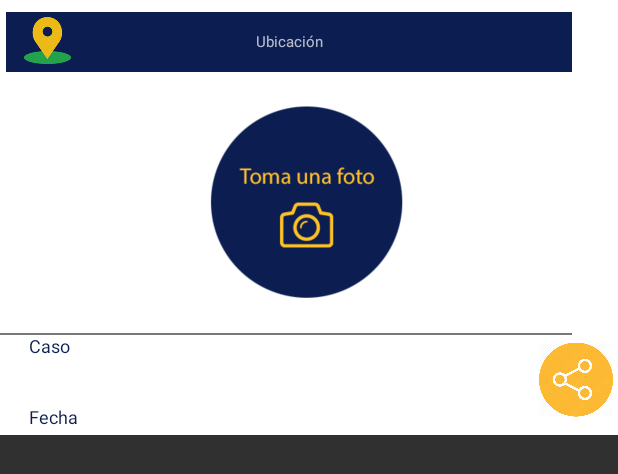
After one commit to darwinjoel13/AppDenunciar, an Android app: the layout denuncia_view.xml on its own in the app's theme, with its tools: preview values and no code run, on a phone screen of 412 x 824 dp. The commit adds this screen. Shown: the top 474 px of the screen. Run offline under Robolectric (Android 15) with nearby library versions, the phone set to English and light mode, and no system bars.

Commit message:
New Denuncia

```diff
--- a/app/build.gradle
+++ b/app/build.gradle
@@ -37,5 +37,9 @@ dependencies {
     implementation 'com.google.firebase:firebase-storage:15.0.0'
     implementation 'com.google.firebase:firebase-firestore:15.0.0'
     implementation 'com.google.android.gms:play-services-location:15.0.1'
+    implementation 'com.github.bumptech.glide:glide:4.0.0'
+    annotationProcessor 'com.github.bumptech.glide:compiler:4.0.0'
+    implementation 'com.android.support:recyclerview-v7:27.1.1'
+    implementation 'com.android.support:cardview-v7:27.+'
 }
 apply plugin: 'com.google.gms.google-services'
--- /dev/null
+++ b/app/src/main/res/layout/denuncia_view.xml
@@ -0,0 +1,104 @@
+<?xml version="1.0" encoding="utf-8"?>
+<android.support.constraint.ConstraintLayout xmlns:android="http://schemas.android.com/apk/res/android"
+    xmlns:app="http://schemas.android.com/apk/res-auto"
+    xmlns:tools="http://schemas.android.com/tools"
+    android:layout_width="match_parent"
+    android:layout_height="290dp"
+    android:background="#fff"
+    tools:layout_editor_absoluteY="25dp">
+
+
+    <ImageView
+        android:id="@+id/imgDenuncia"
+        android:padding="20dp"
+        android:layout_width="377dp"
+        android:layout_height="174dp"
+        android:layout_marginEnd="8dp"
+        android:layout_marginStart="8dp"
+        app:layout_constraintEnd_toEndOf="parent"
+        app:layout_constraintHorizontal_bias="0.444"
+        app:layout_constraintStart_toStartOf="parent"
+        app:layout_constraintTop_toBottomOf="@+id/txtUbicacion"
+        app:srcCompat="@drawable/placeholder_photo_circular" />
+
+    <TextView
+        android:id="@+id/txtUbicacion"
+        android:layout_width="377dp"
+        android:layout_height="40dp"
+        android:layout_marginEnd="8dp"
+        android:layout_marginStart="4dp"
+        android:layout_marginTop="8dp"
+        android:background="#0b1d51"
+        android:gravity="center"
+        android:text="Ubicación"
+        android:textSize="10sp"
+        app:layout_constraintEnd_toEndOf="parent"
+        app:layout_constraintHorizontal_bias="0.0"
+        app:layout_constraintStart_toStartOf="parent"
+        app:layout_constraintTop_toTopOf="parent" />
+
+    <ImageView
+        android:id="@+id/imageView3"
+        android:layout_width="31dp"
+        android:layout_height="38dp"
+        android:layout_marginEnd="8dp"
+        android:layout_marginStart="12dp"
+        android:layout_marginTop="8dp"
+        app:layout_constraintEnd_toEndOf="@+id/txtUbicacion"
+        app:layout_constraintHorizontal_bias="0.0"
+        app:layout_constraintStart_toStartOf="@+id/txtUbicacion"
+        app:layout_constraintTop_toTopOf="parent"
+        app:srcCompat="@drawable/pin" />
+
+    <TextView
+        android:id="@+id/txtDescripcion"
+        android:paddingLeft="5dp"
+        android:layout_width="328dp"
+        android:layout_height="39dp"
+        android:layout_marginEnd="8dp"
+        android:layout_marginStart="4dp"
+        android:text="Caso"
+        android:textColor="#0b1d51"
+        android:textSize="12sp"
+        app:layout_constraintEnd_toStartOf="@+id/imgShare"
+        app:layout_constraintStart_toStartOf="parent"
+        app:layout_constraintTop_toBottomOf="@+id/imgDenuncia" />
+
+    <TextView
+        android:id="@+id/txtFecha"
+        android:paddingLeft="5dp"
+        android:layout_width="328dp"
+        android:layout_height="14dp"
+        android:layout_marginEnd="8dp"
+        android:layout_marginStart="4dp"
+        android:layout_marginTop="8dp"
+        android:text="Fecha"
+        android:textColor="#0b1d51"
+        android:textSize="12sp"
+        app:layout_constraintEnd_toStartOf="@+id/imgShare"
+        app:layout_constraintStart_toStartOf="parent"
+        app:layout_constraintTop_toBottomOf="@+id/txtDescripcion" />
+
+    <TextView
+        android:id="@+id/textView3"
+        android:layout_width="381dp"
+        android:layout_height="1dp"
+        android:layout_marginEnd="8dp"
+        android:background="#777"
+        android:text=""
+        app:layout_constraintEnd_toEndOf="parent"
+        app:layout_constraintHorizontal_bias="0.0"
+        app:layout_constraintStart_toStartOf="parent"
+        app:layout_constraintTop_toBottomOf="@+id/imgDenuncia" />
+
+    <ImageView
+        android:id="@+id/imgShare"
+        android:layout_width="49dp"
+        android:layout_height="62dp"
+        android:layout_marginStart="8dp"
+        app:layout_constraintEnd_toEndOf="parent"
+        app:layout_constraintHorizontal_bias="0.99"
+        app:layout_constraintStart_toStartOf="parent"
+        app:layout_constraintTop_toBottomOf="@+id/imgDenuncia"
+        app:srcCompat="@drawable/share" />
+</android.support.constraint.ConstraintLayout>
```
Also changed, not shown: app/src/main/java/com/djes/altice/appdenunciar/Denuncia.java (added, +69 -0 lines), app/src/main/java/com/djes/altice/appdenunciar/DenunciaRecyclerAdapter.java (added, +110 -0 lines), app/src/main/java/com/djes/altice/appdenunciar/HomeActivity.java (+38 -0 lines), app/src/main/java/com/djes/altice/appdenunciar/NewActivity.java (+56 -3 lines), app/src/main/res/layout/activity_home.xml (+5 -2 lines), app/src/main/res/layout/content_home.xml (+12 -0 lines), app/src/main/res/drawable/pin.png (added), app/src/main/res/drawable/share.png (added).
